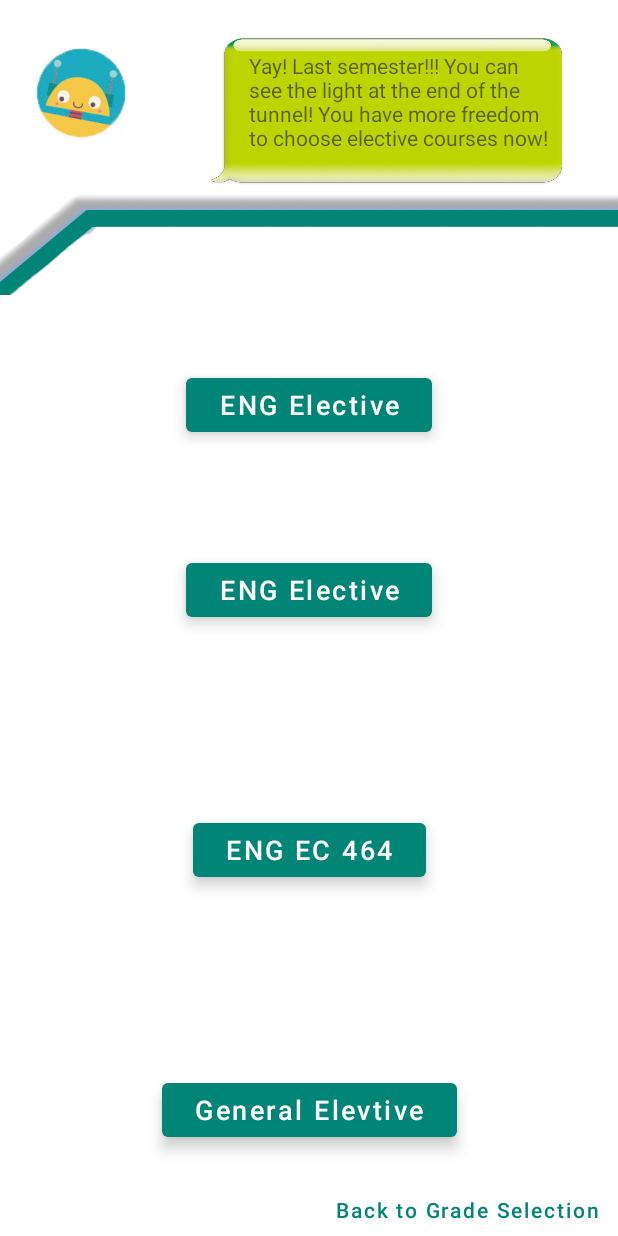
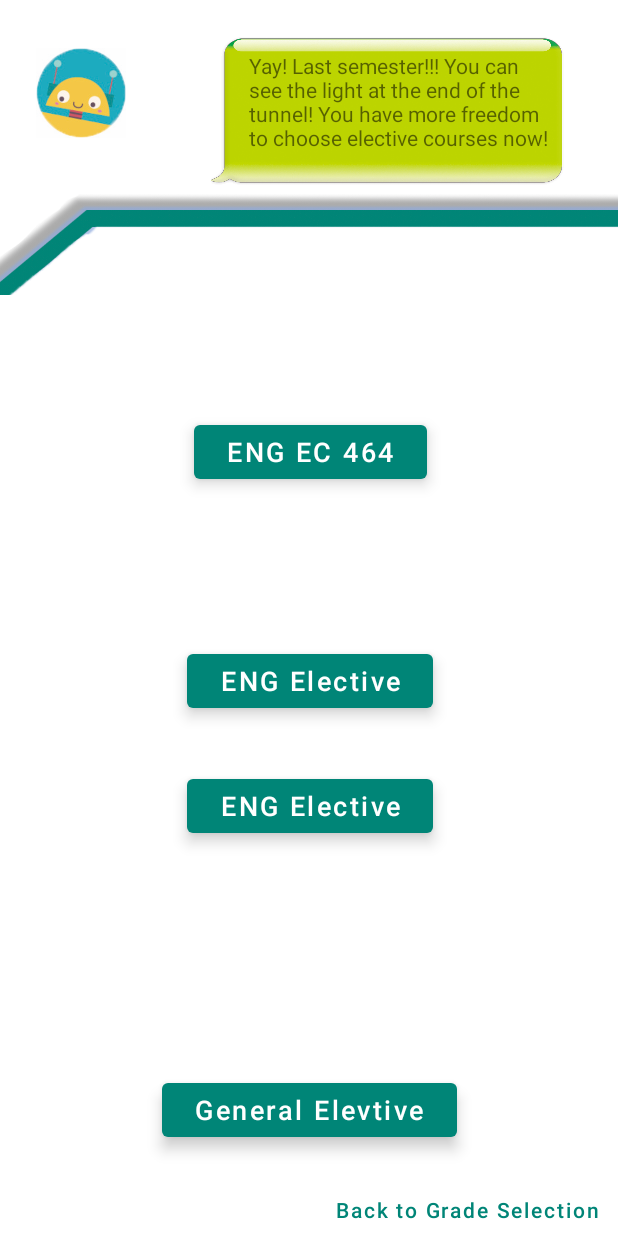
Before and after one commit to MengtingSong/Course_Suggestion_Chatbot, an Android app: the Senior2 screen opened directly, with no data from a screen before it, on a phone screen of 412 x 824 dp. Run offline under Robolectric (Android 15) with nearby library versions, the phone set to English and light mode, and no system bars.

Commit message:
Merge branch 'master' of https://github.com/zongxinc/Cours_Selection
# Conflicts:
#	app/src/main/AndroidManifest.xml
#	app/src/main/java/com/example/allen/cours_selection/MainActivity.java

```diff
--- a/app/src/main/AndroidManifest.xml
+++ b/app/src/main/AndroidManifest.xml
@@ -4,7 +4,7 @@
 
     <application
         android:allowBackup="true"
-        android:icon="@mipmap/ic_launcher"
+        android:icon="@mipmap/icon"
         android:label="@string/app_name"
         android:roundIcon="@mipmap/ic_launcher_round"
         android:supportsRtl="true"
--- a/app/src/main/res/layout/activity_courseinfor.xml
+++ b/app/src/main/res/layout/activity_courseinfor.xml
@@ -97,7 +97,7 @@ Is it like magic? Yes! It is! I am so AWESOME!"
 
     <TextView
         android:id="@+id/name"
-        android:layout_width="140dp"
+        android:layout_width="130dp"
         android:layout_height="wrap_content"
         android:layout_marginTop="8dp"
         android:text="TextView"
--- a/app/src/main/res/layout/activity_senior2.xml
+++ b/app/src/main/res/layout/activity_senior2.xml
@@ -14,17 +14,15 @@
         android:layout_alignParentRight="true"
         android:layout_marginStart="8dp"
         android:layout_marginLeft="8dp"
-        android:layout_marginTop="80dp"
         android:layout_marginEnd="8dp"
         android:layout_marginRight="8dp"
-        android:layout_marginBottom="33dp"
+        android:layout_marginBottom="35dp"
         android:text=" ENG Elective "
         android:textAllCaps="false"
         android:textSize="18sp"
         app:layout_constraintBottom_toTopOf="@+id/btn2"
-        app:layout_constraintEnd_toEndOf="parent"
-        app:layout_constraintStart_toStartOf="parent"
-        app:layout_constraintTop_toBottomOf="@+id/chatbubble" />
+        app:layout_constraintEnd_toEndOf="@+id/btn2"
+        app:layout_constraintStart_toStartOf="@+id/btn2" />
 
     <android.support.design.button.MaterialButton
         android:id="@+id/btn2"
@@ -35,16 +33,16 @@
         android:layout_alignParentRight="true"
         android:layout_marginStart="8dp"
         android:layout_marginLeft="8dp"
-        android:layout_marginTop="32dp"
+        android:layout_marginTop="148dp"
         android:layout_marginEnd="8dp"
         android:layout_marginRight="8dp"
-        android:layout_marginBottom="33dp"
+        android:layout_marginBottom="35dp"
         android:text=" ENG Elective "
         android:textAllCaps="false"
         android:textSize="18sp"
-        app:layout_constraintBottom_toTopOf="@+id/btn3"
-        app:layout_constraintEnd_toEndOf="parent"
-        app:layout_constraintStart_toStartOf="parent"
+        app:layout_constraintBottom_toTopOf="@+id/btn4"
+        app:layout_constraintEnd_toEndOf="@+id/btn4"
+        app:layout_constraintStart_toStartOf="@+id/btn4"
         app:layout_constraintTop_toBottomOf="@+id/bar" />
 
     <android.support.design.button.MaterialButton
@@ -56,16 +54,18 @@
         android:layout_alignParentRight="true"
         android:layout_marginStart="8dp"
         android:layout_marginLeft="8dp"
+        android:layout_marginTop="80dp"
         android:layout_marginEnd="8dp"
         android:layout_marginRight="8dp"
-        android:layout_marginBottom="34dp"
+        android:layout_marginBottom="32dp"
         android:text=" ENG EC 464 "
         android:textAllCaps="false"
         android:textSize="18sp"
-        app:layout_constraintBottom_toTopOf="@+id/btn4"
-        app:layout_constraintEnd_toEndOf="parent"
-        app:layout_constraintStart_toStartOf="parent"
-        app:layout_constraintTop_toBottomOf="@+id/btn2" />
+        app:layout_constraintBottom_toTopOf="@+id/btn1"
+        app:layout_constraintEnd_toEndOf="@+id/btn1"
+        app:layout_constraintHorizontal_bias="0.485"
+        app:layout_constraintStart_toStartOf="@+id/btn1"
+        app:layout_constraintTop_toBottomOf="@+id/msg" />
 
     <android.support.design.button.MaterialButton
         android:id="@+id/btn4"
--- a/app/src/main/res/values/strings.xml
+++ b/app/src/main/res/values/strings.xml
@@ -7,7 +7,7 @@
     <string name="button_junior">Junior</string>
     <string name="button_senior">Senior</string>
     <string name="input_name">Name</string>
-    <string name="error_password">Please input a correct BU ID.</string>
+    <string name="error_password">Please input a correct BU ID starting with U.</string>
     <string name="subject_title">Title</string>
     <string name="subject_description">Secondary text</string>
 </resources>
```
Also changed, not shown: app/src/main/java/com/example/allen/cours_selection/Login.java (+14 -20 lines), app/src/main/res/layout/activity_freshman2.xml (+5 -5 lines), app/src/main/res/layout/activity_login.xml (added, +133 -0 lines).
